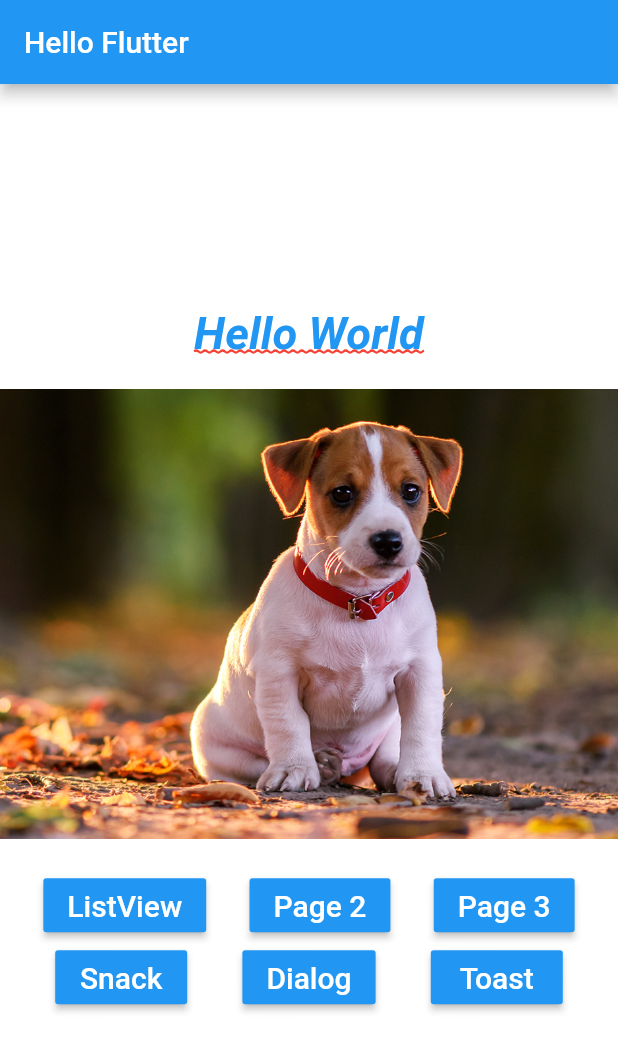
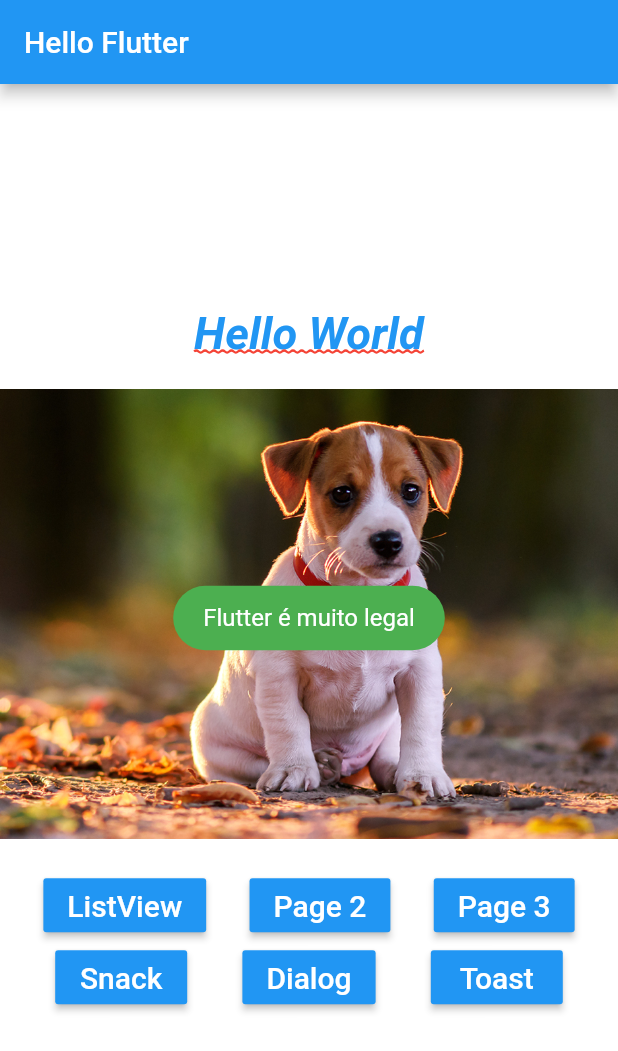
Before and after one commit to tharlesamaro/flutter-estudo-basico-sobre-layout, a Flutter app: the screen it shows after launch, after a tap on "Toast", on a phone screen of 412 x 824 dp. Shown: the top 1051 px of the screen. Run offline on Flutter 3.47's test engine with Material 2 defaults, Android fonts, the phone set to English and light mode, and no system bars; our stand-ins replace fluttertoast.

```diff
--- a/lib/home_page.dart
+++ b/lib/home_page.dart
@@ -6,6 +6,7 @@ import 'package:aula01/utils/navigator.dart';
 import 'package:aula01/widgets/blue_button.dart';
 import 'package:flutter/material.dart';
 import 'package:flutter/widgets.dart';
+import 'package:fluttertoast/fluttertoast.dart';
 
 class HomePage extends StatelessWidget {
   @override
@@ -133,7 +134,17 @@ class HomePage extends StatelessWidget {
     );
   }
 
-  _onClickToast() {}
+  _onClickToast() {
+    Fluttertoast.showToast(
+        msg: "Flutter é muito legal",
+        toastLength: Toast.LENGTH_LONG,
+        gravity: ToastGravity.CENTER,
+        timeInSecForIos: 5,
+        backgroundColor: Colors.green,
+        textColor: Colors.white,
+        fontSize: 16.0
+    );
+  }
 
   _text() {
     return Text(
--- a/pubspec.yaml
+++ b/pubspec.yaml
@@ -19,6 +19,8 @@ environment:
 dependencies:
   flutter:
     sdk: flutter
+
+  fluttertoast: ^3.1.3
 
   # The following adds the Cupertino Icons font to your application.
   # Use with the CupertinoIcons class for iOS style icons.
```
Also changed, not shown: pubspec.lock, 3 other files.
